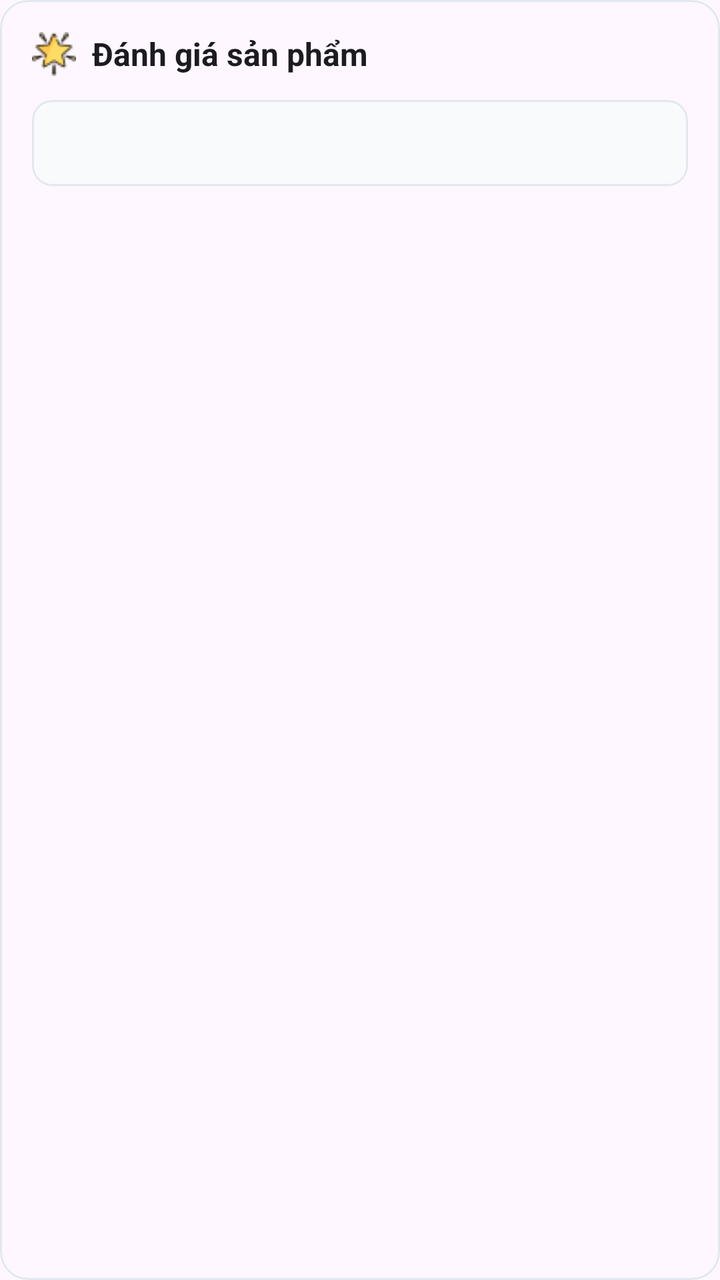
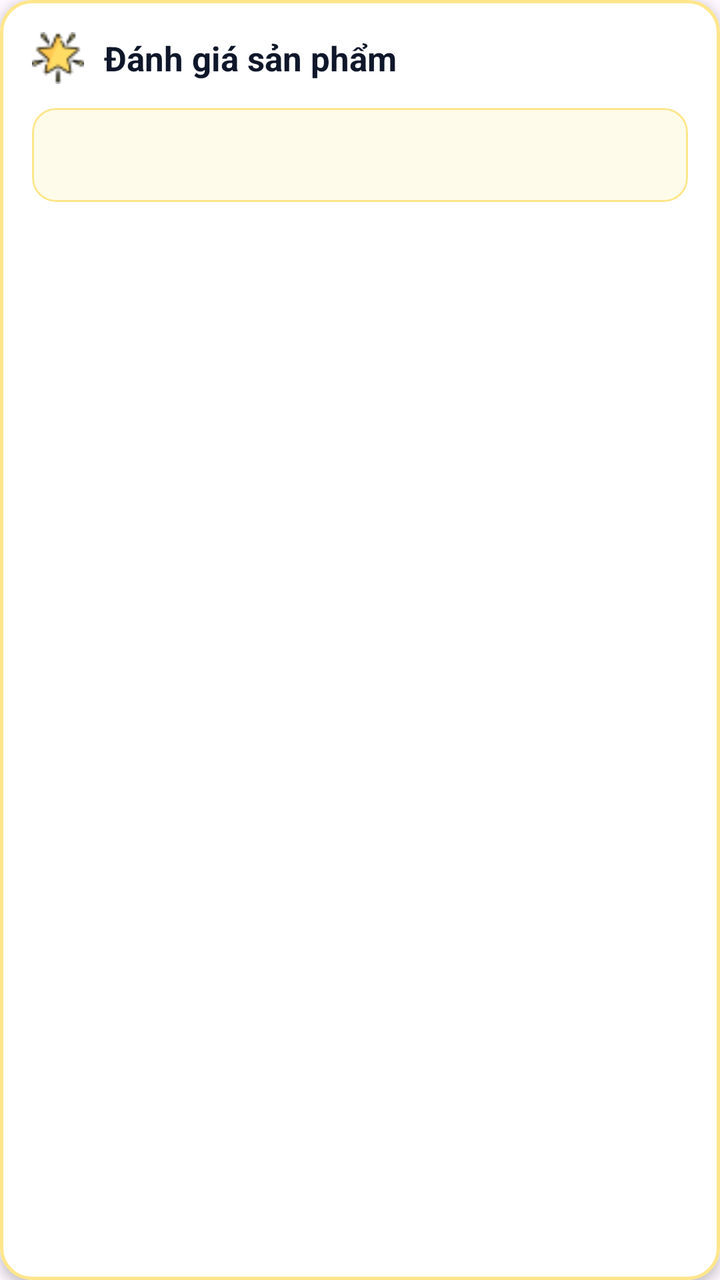

An Android layout rendered at two revisions. The XML below is the earlier revision; the diff shows what the commit changed to produce the second picture.
<!-- AndroidManifest.xml: application theme Theme.ShoppingApp -->
<!-- res/layout/item_review_summary.xml -->
<?xml version="1.0" encoding="utf-8"?>
<com.google.android.material.card.MaterialCardView
    xmlns:android="http://schemas.android.com/apk/res/android"
    xmlns:app="http://schemas.android.com/apk/res-auto"
    android:layout_width="match_parent"
    android:layout_height="wrap_content"
    android:layout_marginHorizontal="12dp"
    android:layout_marginTop="12dp"
    android:layout_marginBottom="6dp"
    app:cardBackgroundColor="?attr/colorSurface"
    app:cardCornerRadius="14dp"
    app:cardElevation="0dp"
    app:strokeColor="#E2E8F0"
    app:strokeWidth="1dp">

    <LinearLayout
        android:layout_width="match_parent"
        android:layout_height="wrap_content"
        android:orientation="vertical"
        android:padding="16dp">

        <LinearLayout
            android:layout_width="match_parent"
            android:layout_height="wrap_content"
            android:gravity="center_vertical"
            android:orientation="horizontal">

            <ImageView
                android:layout_width="22dp"
                android:layout_height="22dp"
                android:importantForAccessibility="no"
                app:srcCompat="@drawable/icon_star" />

            <TextView
                android:layout_width="0dp"
                android:layout_height="wrap_content"
                android:layout_marginStart="8dp"
                android:layout_weight="1"
                android:text="@string/review_title"
                android:textColor="?attr/colorOnSurface"
                android:textSize="16sp"
                android:textStyle="bold" />

        </LinearLayout>

        <com.google.android.material.card.MaterialCardView
            android:layout_width="match_parent"
            android:layout_height="wrap_content"
            android:layout_marginTop="12dp"
            app:cardBackgroundColor="#F8FAFC"
            app:cardCornerRadius="10dp"
            app:cardElevation="0dp"
            app:strokeColor="#E2E8F0"
            app:strokeWidth="1dp">

            <TextView
                android:id="@+id/review_stats"
                android:layout_width="match_parent"
                android:layout_height="wrap_content"
                android:lineSpacingExtra="4dp"
                android:padding="12dp"
                android:textColor="#334155"
                android:textSize="14sp" />

        </com.google.android.material.card.MaterialCardView>

        <com.google.android.material.button.MaterialButton
            android:id="@+id/retry_stats"
            android:layout_width="wrap_content"
            android:layout_height="wrap_content"
            android:layout_marginTop="10dp"
            android:text="@string/review_retry"
            android:textColor="@color/white"
            android:visibility="gone"
            app:backgroundTint="@color/button_color"
            app:cornerRadius="10dp" />

    </LinearLayout>

</com.google.android.material.card.MaterialCardView>
<!-- resources referenced by this layout -->
<resources>
  <color name="button_color">#1362A0</color>
  <color name="white">#FFFFFFFF</color>
  <!-- drawable icon_star: png bitmap (drawable, 1221 bytes) -->
  <string name="review_retry">Thử lại</string>
  <string name="review_title">Đánh giá sản phẩm</string>
  <style name="Theme.ShoppingApp" parent="Base.Theme.ShoppingApp" />
  <style name="Base.Theme.ShoppingApp" parent="Theme.Material3.DayNight.NoActionBar">
          
          
      </style>
</resources>

<!-- the commit's change to res/layout/item_review_summary.xml (unified diff, before → after) -->
@@ -7,11 +7,11 @@
     android:layout_marginHorizontal="12dp"
     android:layout_marginTop="12dp"
     android:layout_marginBottom="6dp"
-    app:cardBackgroundColor="?attr/colorSurface"
-    app:cardCornerRadius="14dp"
-    app:cardElevation="0dp"
-    app:strokeColor="#E2E8F0"
-    app:strokeWidth="1dp">
+    app:cardBackgroundColor="@color/white"
+    app:cardCornerRadius="16dp"
+    app:cardElevation="3dp"
+    app:strokeColor="@color/rating_gold_border"
+    app:strokeWidth="1.5dp">
 
     <LinearLayout
         android:layout_width="match_parent"
@@ -25,20 +25,20 @@
             android:gravity="center_vertical"
             android:orientation="horizontal">
 
-            <ImageView
-                android:layout_width="22dp"
-                android:layout_height="22dp"
+            <androidx.appcompat.widget.AppCompatImageView
+                android:layout_width="26dp"
+                android:layout_height="26dp"
                 android:importantForAccessibility="no"
                 app:srcCompat="@drawable/icon_star" />
 
             <TextView
                 android:layout_width="0dp"
                 android:layout_height="wrap_content"
-                android:layout_marginStart="8dp"
+                android:layout_marginStart="10dp"
                 android:layout_weight="1"
                 android:text="@string/review_title"
-                android:textColor="?attr/colorOnSurface"
-                android:textSize="16sp"
+                android:textColor="#0F172A"
+                android:textSize="17sp"
                 android:textStyle="bold" />
 
         </LinearLayout>
@@ -47,20 +47,21 @@
             android:layout_width="match_parent"
             android:layout_height="wrap_content"
             android:layout_marginTop="12dp"
-            app:cardBackgroundColor="#F8FAFC"
-            app:cardCornerRadius="10dp"
+            app:cardBackgroundColor="@color/rating_gold_light"
+            app:cardCornerRadius="12dp"
             app:cardElevation="0dp"
-            app:strokeColor="#E2E8F0"
+            app:strokeColor="@color/rating_gold_border"
             app:strokeWidth="1dp">
 
             <TextView
                 android:id="@+id/review_stats"
                 android:layout_width="match_parent"
                 android:layout_height="wrap_content"
-                android:lineSpacingExtra="4dp"
-                android:padding="12dp"
-                android:textColor="#334155"
-                android:textSize="14sp" />
+                android:lineSpacingExtra="5dp"
+                android:padding="14dp"
+                android:textColor="#78350F"
+                android:textSize="14sp"
+                android:textStyle="bold" />
 
         </com.google.android.material.card.MaterialCardView>
 
<!-- resource entries referenced after the edit -->
@@ -1,6 +1,8 @@
 <!-- resources referenced by this layout -->
 <resources>
   <color name="button_color">#1362A0</color>
+  <color name="rating_gold_border">#FDE68A</color>
+  <color name="rating_gold_light">#FFFBEB</color>
   <color name="white">#FFFFFFFF</color>
   <!-- drawable icon_star: png bitmap (drawable, 1221 bytes) -->
   <string name="review_retry">Thử lại</string>
